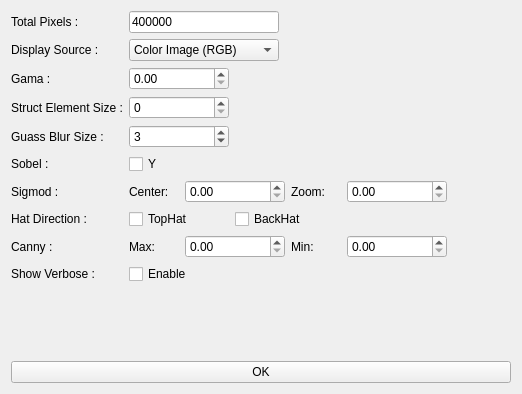
Old version of the form gui/ui/preprocess_control.ui in the repository panderan/IdentityFinder.
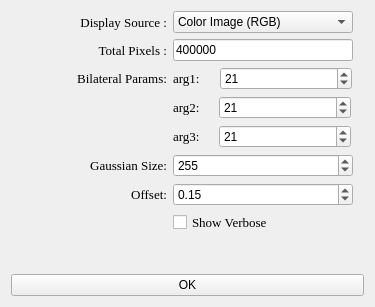
New version of the form.

Patch:
```diff
--- a/gui/ui/preprocess_control.ui
+++ b/gui/ui/preprocess_control.ui
@@ -9,8 +9,8 @@
    <rect>
     <x>0</x>
     <y>0</y>
-    <width>522</width>
-    <height>394</height>
+    <width>375</width>
+    <height>307</height>
    </rect>
   </property>
   <property name="windowTitle">
@@ -18,45 +18,51 @@
   </property>
   <layout class="QVBoxLayout" name="verticalLayout">
    <item>
-    <layout class="QFormLayout" name="paramsLayout">
+    <layout class="QFormLayout" name="layout_params">
+     <property name="sizeConstraint">
+      <enum>QLayout::SetDefaultConstraint</enum>
+     </property>
      <property name="fieldGrowthPolicy">
-      <enum>QFormLayout::ExpandingFieldsGrow</enum>
+      <enum>QFormLayout::FieldsStayAtSizeHint</enum>
+     </property>
+     <property name="rowWrapPolicy">
+      <enum>QFormLayout::DontWrapRows</enum>
+     </property>
+     <property name="labelAlignment">
+      <set>Qt::AlignLeading|Qt::AlignLeft|Qt::AlignVCenter</set>
+     </property>
+     <property name="formAlignment">
+      <set>Qt::AlignHCenter|Qt::AlignTop</set>
+     </property>
+     <property name="leftMargin">
+      <number>0</number>
      </property>
      <item row="0" column="0">
-      <widget class="QLabel" name="label_total_pixels">
-       <property name="text">
-        <string>Total Pixels :</string>
-       </property>
-      </widget>
-     </item>
-     <item row="0" column="1">
-      <widget class="QLineEdit" name="linedit_total_pixels">
-       <property name="sizePolicy">
-        <sizepolicy hsizetype="Minimum" vsizetype="Fixed">
-         <horstretch>0</horstretch>
-         <verstretch>0</verstretch>
-        </sizepolicy>
-       </property>
-       <property name="minimumSize">
-        <size>
-         <width>150</width>
-         <height>0</height>
-        </size>
-       </property>
-       <property name="text">
-        <string>400000</string>
-       </property>
-      </widget>
-     </item>
-     <item row="1" column="0">
       <widget class="QLabel" name="label_display_source">
+       <property name="minimumSize">
+        <size>
+         <width>140</width>
+         <height>0</height>
+        </size>
+       </property>
+       <property name="font">
+        <font>
+         <family>Times New Roman</family>
+         <pointsize>10</pointsize>
+         <weight>50</weight>
+         <bold>false</bold>
+        </font>
+       </property>
        <property name="text">
         <string>Display Source :</string>
        </property>
+       <property name="alignment">
+        <set>Qt::AlignRight|Qt::AlignTrailing|Qt::AlignVCenter</set>
+       </property>
       </widget>
      </item>
-     <item row="1" column="1">
-      <widget class="QComboBox" name="combo_sources">
+     <item row="0" column="1">
+      <widget class="QComboBox" name="combo_source">
        <property name="sizePolicy">
         <sizepolicy hsizetype="Minimum" vsizetype="Fixed">
          <horstretch>0</horstretch>
@@ -65,7 +71,7 @@
        </property>
        <property name="minimumSize">
         <size>
-         <width>150</width>
+         <width>180</width>
          <height>0</height>
         </size>
        </property>
@@ -96,97 +102,161 @@
        </item>
       </widget>
      </item>
+     <item row="1" column="0">
+      <widget class="QLabel" name="label_total_pixels">
+       <property name="minimumSize">
+        <size>
+         <width>140</width>
+         <height>0</height>
+        </size>
+       </property>
+       <property name="font">
+        <font>
+         <family>Times New Roman</family>
+         <pointsize>10</pointsize>
+         <weight>50</weight>
+         <bold>false</bold>
+        </font>
+       </property>
+       <property name="text">
+        <string>Total Pixels :</string>
+       </property>
+       <property name="alignment">
+        <set>Qt::AlignRight|Qt::AlignTrailing|Qt::AlignVCenter</set>
+       </property>
+      </widget>
+     </item>
+     <item row="1" column="1">
+      <widget class="QLineEdit" name="linedit_total_pixels">
+       <property name="sizePolicy">
+        <sizepolicy hsizetype="Minimum" vsizetype="Fixed">
+         <horstretch>0</horstretch>
+         <verstretch>0</verstretch>
+        </sizepolicy>
+       </property>
+       <property name="minimumSize">
+        <size>
+         <width>180</width>
+         <height>0</height>
+        </size>
+       </property>
+       <property name="text">
+        <string>400000</string>
+       </property>
+      </widget>
+     </item>
      <item row="2" column="0">
-      <widget class="QLabel" name="label_gama">
+      <widget class="QLabel" name="label_bilateral_params">
+       <property name="minimumSize">
+        <size>
+         <width>140</width>
+         <height>0</height>
+        </size>
+       </property>
+       <property name="font">
+        <font>
+         <family>Times New Roman</family>
+         <pointsize>10</pointsize>
+         <weight>50</weight>
+         <bold>false</bold>
+        </font>
+       </property>
        <property name="text">
-        <string>Gama :</string>
+        <string>Bilateral Params:</string>
+       </property>
+       <property name="alignment">
+        <set>Qt::AlignRight|Qt::AlignTrailing|Qt::AlignVCenter</set>
        </property>
       </widget>
      </item>
      <item row="2" column="1">
-      <widget class="QDoubleSpinBox" name="spinbox_gama">
-       <property name="sizePolicy">
-        <sizepolicy hsizetype="Minimum" vsizetype="Fixed">
-         <horstretch>0</horstretch>
-         <verstretch>0</verstretch>
-        </sizepolicy>
+      <layout class="QHBoxLayout" name="layout_bilateral_param1" stretch="1,1">
+       <property name="spacing">
+        <number>7</number>
        </property>
-       <property name="minimumSize">
-        <size>
-         <width>100</width>
-         <height>0</height>
-        </size>
+       <property name="sizeConstraint">
+        <enum>QLayout::SetFixedSize</enum>
        </property>
-       <property name="singleStep">
-        <double>0.100000000000000</double>
+       <property name="rightMargin">
+        <number>0</number>
        </property>
-      </widget>
+       <item>
+        <widget class="QLabel" name="label_bilateral_arg1">
+         <property name="sizePolicy">
+          <sizepolicy hsizetype="Fixed" vsizetype="Preferred">
+           <horstretch>0</horstretch>
+           <verstretch>0</verstretch>
+          </sizepolicy>
+         </property>
+         <property name="minimumSize">
+          <size>
+           <width>40</width>
+           <height>0</height>
+          </size>
+         </property>
+         <property name="maximumSize">
+          <size>
+           <width>40</width>
+           <height>16777215</height>
+          </size>
+         </property>
+         <property name="baseSize">
+          <size>
+           <width>0</width>
+           <height>0</height>
+          </size>
+         </property>
+         <property name="font">
+          <font>
+           <family>Times New Roman</family>
+           <pointsize>10</pointsize>
+          </font>
+         </property>
+         <property name="text">
+          <string>arg1:</string>
+         </property>
+        </widget>
+       </item>
+       <item>
+        <widget class="QSpinBox" name="spinbox_bilateral_arg1">
+         <property name="minimumSize">
+          <size>
+           <width>132</width>
+           <height>0</height>
+          </size>
+         </property>
+         <property name="maximumSize">
+          <size>
+           <width>132</width>
+           <height>16777215</height>
+          </size>
+         </property>
+         <property name="minimum">
+          <number>-1</number>
+         </property>
+         <property name="maximum">
+          <number>999</number>
+         </property>
+         <property name="singleStep">
+          <number>1</number>
+         </property>
+         <property name="value">
+          <number>21</number>
+         </property>
+        </widget>
+       </item>
+      </layout>
      </item>
      <item row="3" column="1">
-      <widget class="QSpinBox" name="spinbox_struct_element_size">
-       <property name="sizePolicy">
-        <sizepolicy hsizetype="Minimum" vsizetype="Fixed">
-         <horstretch>0</horstretch>
-         <verstretch>0</verstretch>
-        </sizepolicy>
-       </property>
-       <property name="minimumSize">
-        <size>
-         <width>100</width>
-         <height>0</height>
-        </size>
-       </property>
-       <property name="maximum">
-        <number>1000</number>
-       </property>
-      </widget>
-     </item>
-     <item row="3" column="0">
-      <widget class="QLabel" name="label_struct_element_size">
-       <property name="text">
-        <string>Struct Element Size :</string>
-       </property>
-      </widget>
-     </item>
-     <item row="4" column="0">
-      <widget class="QLabel" name="label_guass_blur_size">
-       <property name="text">
-        <string>Guass Blur Size :</string>
-       </property>
-      </widget>
-     </item>
-     <item row="4" column="1">
-      <widget class="QSpinBox" name="spinbox_guass_blur_size">
-       <property name="sizePolicy">
-        <sizepolicy hsizetype="Minimum" vsizetype="Fixed">
-         <horstretch>0</horstretch>
-         <verstretch>0</verstretch>
-        </sizepolicy>
-       </property>
-       <property name="minimumSize">
-        <size>
-         <width>100</width>
-         <height>0</height>
-        </size>
-       </property>
-       <property name="maximum">
-        <number>1000</number>
-       </property>
-       <property name="singleStep">
-        <number>2</number>
-       </property>
-       <property name="value">
-        <number>3</number>
-       </property>
-      </widget>
-     </item>
-     <item row="8" column="1">
-      <layout class="QHBoxLayout" name="horizontalLayout">
+      <layout class="QHBoxLayout" name="layout_bilateral_param2">
        <property name="sizeConstraint">
-        <enum>QLayout::SetMaximumSize</enum>
+        <enum>QLayout::SetDefaultConstraint</enum>
        </property>
+       <property name="rightMargin">
+        <number>0</number>
+       </property>
        <item>
-        <widget class="QLabel" name="label_canny_max">
+        <widget class="QLabel" name="label_bilateral_arg2">
          <property name="sizePolicy">
           <sizepolicy hsizetype="Fixed" vsizetype="Preferred">
            <horstretch>0</horstretch>
@@ -195,189 +265,134 @@
          </property>
          <property name="minimumSize">
           <size>
-           <width>50</width>
+           <width>40</width>
            <height>0</height>
           </size>
          </property>
-         <property name="text">
-          <string>Max:</string>
-         </property>
-         <property name="alignment">
-          <set>Qt::AlignLeading|Qt::AlignLeft|Qt::AlignVCenter</set>
-         </property>
-        </widget>
-       </item>
-       <item>
-        <widget class="QDoubleSpinBox" name="spinbox_canny_max">
-         <property name="sizePolicy">
-          <sizepolicy hsizetype="Minimum" vsizetype="Fixed">
-           <horstretch>0</horstretch>
-           <verstretch>0</verstretch>
-          </sizepolicy>
-         </property>
-         <property name="minimumSize">
-          <size>
-           <width>100</width>
-           <height>0</height>
-          </size>
-         </property>
          <property name="maximumSize">
           <size>
-           <width>100</width>
+           <width>40</width>
            <height>16777215</height>
           </size>
          </property>
-         <property name="maximum">
-          <double>10.000000000000000</double>
-         </property>
-         <property name="singleStep">
-          <double>0.100000000000000</double>
-         </property>
-        </widget>
-       </item>
-       <item>
-        <widget class="QLabel" name="label_canny_min">
-         <property name="sizePolicy">
-          <sizepolicy hsizetype="Fixed" vsizetype="Preferred">
-           <horstretch>0</horstretch>
-           <verstretch>0</verstretch>
-          </sizepolicy>
-         </property>
-         <property name="minimumSize">
+         <property name="baseSize">
           <size>
-           <width>50</width>
+           <width>0</width>
            <height>0</height>
           </size>
          </property>
+         <property name="font">
+          <font>
+           <family>Times New Roman</family>
+           <pointsize>10</pointsize>
+          </font>
+         </property>
          <property name="text">
-          <string>Min:</string>
+          <string>arg2:</string>
          </property>
-         <property name="alignment">
-          <set>Qt::AlignLeading|Qt::AlignLeft|Qt::AlignVCenter</set>
-         </property>
         </widget>
        </item>
        <item>
-        <widget class="QDoubleSpinBox" name="spinbox_canny_min">
-         <property name="sizePolicy">
-          <sizepolicy hsizetype="Minimum" vsizetype="Fixed">
-           <horstretch>0</horstretch>
-           <verstretch>0</verstretch>
-          </sizepolicy>
-         </property>
+        <widget class="QSpinBox" name="spinbox_bilateral_arg2">
          <property name="minimumSize">
           <size>
-           <width>100</width>
+           <width>132</width>
            <height>0</height>
           </size>
          </property>
          <property name="maximumSize">
           <size>
-           <width>100</width>
+           <width>132</width>
            <height>16777215</height>
           </size>
          </property>
+         <property name="minimum">
+          <number>-1</number>
+         </property>
          <property name="maximum">
-          <double>10.000000000000000</double>
+          <number>999</number>
          </property>
-         <property name="singleStep">
-          <double>0.100000000000000</double>
+         <property name="value">
+          <number>21</number>
          </property>
         </widget>
        </item>
       </layout>
      </item>
-     <item row="8" column="0">
-      <widget class="QLabel" name="label_canny">
+     <item row="5" column="0">
+      <widget class="QLabel" name="label_gaussian_size">
+       <property name="minimumSize">
+        <size>
+         <width>140</width>
+         <height>0</height>
+        </size>
+       </property>
+       <property name="font">
+        <font>
+         <family>Times New Roman</family>
+         <pointsize>10</pointsize>
+         <weight>50</weight>
+         <bold>false</bold>
+        </font>
+       </property>
        <property name="text">
-        <string>Canny :</string>
+        <string>Gaussian Size:</string>
        </property>
+       <property name="alignment">
+        <set>Qt::AlignRight|Qt::AlignTrailing|Qt::AlignVCenter</set>
+       </property>
       </widget>
      </item>
-     <item row="9" column="0">
-      <widget class="QLabel" name="label_show_verbose">
+     <item row="6" column="0">
+      <widget class="QLabel" name="label_offset">
+       <property name="minimumSize">
+        <size>
+         <width>140</width>
+         <height>0</height>
+        </size>
+       </property>
+       <property name="font">
+        <font>
+         <family>Times New Roman</family>
+         <pointsize>10</pointsize>
+         <weight>50</weight>
+         <bold>false</bold>
+        </font>
+       </property>
        <property name="text">
-        <string>Show Verbose :</string>
+        <string>Offset:</string>
        </property>
+       <property name="alignment">
+        <set>Qt::AlignRight|Qt::AlignTrailing|Qt::AlignVCenter</set>
+       </property>
       </widget>
      </item>
-     <item row="9" column="1">
+     <item row="7" column="1">
       <widget class="QCheckBox" name="checkbox_show_verbose">
+       <property name="font">
+        <font>
+         <family>Times New Roman</family>
+         <pointsize>10</pointsize>
+         <weight>50</weight>
+         <bold>false</bold>
+        </font>
+       </property>
        <property name="text">
-        <string>Enable</string>
+        <string>Show Verbose</string>
        </property>
        <property name="checked">
         <bool>false</bool>
        </property>
       </widget>
      </item>
-     <item row="7" column="0">
-      <widget class="QLabel" name="label_hat_direction">
-       <property name="text">
-        <string>Hat Direction :</string>
+     <item row="4" column="1">
+      <layout class="QHBoxLayout" name="layout_bilateral_param3">
+       <property name="rightMargin">
+        <number>0</number>
        </property>
-      </widget>
-     </item>
-     <item row="7" column="1">
-      <layout class="QHBoxLayout" name="layout_hat_options">
-       <property name="sizeConstraint">
-        <enum>QLayout::SetMaximumSize</enum>
-       </property>
        <item>
-        <widget class="QCheckBox" name="checkbox_top_hat">
+        <widget class="QLabel" name="label_bilateral_arg3">
          <property name="sizePolicy">
-          <sizepolicy hsizetype="Preferred" vsizetype="Fixed">
-           <horstretch>0</horstretch>
-           <verstretch>0</verstretch>
-          </sizepolicy>
-         </property>
-         <property name="minimumSize">
-          <size>
-           <width>100</width>
-           <height>0</height>
-          </size>
-         </property>
-         <property name="text">
-          <string>TopHat</string>
-         </property>
-        </widget>
-       </item>
-       <item>
-        <widget class="QCheckBox" name="checkbox_back_hat">
-         <property name="sizePolicy">
-          <sizepolicy hsizetype="Preferred" vsizetype="Fixed">
-           <horstretch>0</horstretch>
-           <verstretch>0</verstretch>
-          </sizepolicy>
-         </property>
-         <property name="minimumSize">
-          <size>
-           <width>100</width>
-           <height>0</height>
-          </size>
-         </property>
-         <property name="text">
-          <string>BackHat</string>
-         </property>
-        </widget>
-       </item>
-      </layout>
-     </item>
-     <item row="6" column="0">
-      <widget class="QLabel" name="label_sigmod">
-       <property name="text">
-        <string>Sigmod :</string>
-       </property>
-      </widget>
-     </item>
-     <item row="6" column="1">
-      <layout class="QHBoxLayout" name="horizontalLayout_copy">
-       <property name="sizeConstraint">
-        <enum>QLayout::SetMaximumSize</enum>
-       </property>
-       <item>
-        <widget class="QLabel" name="label_sigmod_center">
-         <property name="sizePolicy">
           <sizepolicy hsizetype="Fixed" vsizetype="Preferred">
            <horstretch>0</horstretch>
            <verstretch>0</verstretch>
@@ -385,106 +400,110 @@
          </property>
          <property name="minimumSize">
           <size>
-           <width>50</width>
+           <width>40</width>
            <height>0</height>
           </size>
          </property>
-         <property name="text">
-          <string>Center:</string>
-         </property>
-         <property name="alignment">
-          <set>Qt::AlignLeading|Qt::AlignLeft|Qt::AlignVCenter</set>
-         </property>
-        </widget>
-       </item>
-       <item>
-        <widget class="QDoubleSpinBox" name="spinbox_sigmod_center">
-         <property name="sizePolicy">
-          <sizepolicy hsizetype="Minimum" vsizetype="Fixed">
-           <horstretch>0</horstretch>
-           <verstretch>0</verstretch>
-          </sizepolicy>
-         </property>
-         <property name="minimumSize">
-          <size>
-           <width>100</width>
-           <height>0</height>
-          </size>
-         </property>
          <property name="maximumSize">
           <size>
-           <width>100</width>
+           <width>40</width>
            <height>16777215</height>
           </size>
          </property>
-         <property name="maximum">
-          <double>10.000000000000000</double>
-         </property>
-         <property name="singleStep">
-          <double>0.100000000000000</double>
-         </property>
-        </widget>
-       </item>
-       <item>
-        <widget class="QLabel" name="label_sigmod_zoom">
-         <property name="sizePolicy">
-          <sizepolicy hsizetype="Fixed" vsizetype="Preferred">
-           <horstretch>0</horstretch>
-           <verstretch>0</verstretch>
-          </sizepolicy>
-         </property>
-         <property name="minimumSize">
+         <property name="baseSize">
           <size>
-           <width>50</width>
+           <width>0</width>
            <height>0</height>
           </size>
          </property>
+         <property name="font">
+          <font>
+           <family>Times New Roman</family>
+           <pointsize>10</pointsize>
+          </font>
+         </property>
          <property name="text">
-          <string>Zoom:</string>
+          <string>arg3:</string>
          </property>
-         <property name="alignment">
-          <set>Qt::AlignLeading|Qt::AlignLeft|Qt::AlignVCenter</set>
-         </property>
         </widget>
        </item>
        <item>
-        <widget class="QDoubleSpinBox" name="spinbox_sigmod_zoom">
-         <property name="sizePolicy">
-          <sizepolicy hsizetype="Minimum" vsizetype="Fixed">
-           <horstretch>0</horstretch>
-           <verstretch>0</verstretch>
-          </sizepolicy>
-         </property>
+        <widget class="QSpinBox" name="spinbox_bilateral_arg3">
          <property name="minimumSize">
           <size>
-           <width>100</width>
+           <width>132</width>
            <height>0</height>
           </size>
          </property>
          <property name="maximumSize">
           <size>
-           <width>100</width>
+           <width>132</width>
            <height>16777215</height>
           </size>
          </property>
+         <property name="minimum">
+          <number>-1</number>
+         </property>
          <property name="maximum">
-          <double>10.000000000000000</double>
+          <number>999</number>
          </property>
+         <property name="value">
+          <number>21</number>
+         </property>
         </widget>
        </item>
       </layout>
      </item>
-     <item row="5" column="0">
-      <widget class="QLabel" name="label_sobel">
-       <property name="text">
-        <string>Sobel :</string>
-       </property>
-      </widget>
-     </item>
      <item row="5" column="1">
-      <widget class="QCheckBox" name="checkbox_sobel_y">
-       <property name="text">
-        <string>Y</string>
+      <widget class="QSpinBox" name="spinbox_gaussian_size">
+       <property name="sizePolicy">
+        <sizepolicy hsizetype="Minimum" vsizetype="Fixed">
+         <horstretch>0</horstretch>
+         <verstretch>0</verstretch>
+        </sizepolicy>
+       </property>
+       <property name="minimumSize">
+        <size>
+         <width>180</width>
+         <height>0</height>
+        </size>
+       </property>
+       <property name="minimum">
+        <number>3</number>
+       </property>
+       <property name="maximum">
+        <number>1000</number>
+       </property>
+       <property name="value">
+        <number>255</number>
+       </property>
+       <property name="displayIntegerBase">
+        <number>10</number>
+       </property>
+      </widget>
+     </item>
+     <item row="6" column="1">
+      <widget class="QDoubleSpinBox" name="dspinbox_offset">
+       <property name="sizePolicy">
+        <sizepolicy hsizetype="Minimum" vsizetype="Fixed">
+         <horstretch>0</horstretch>
+         <verstretch>0</verstretch>
+        </sizepolicy>
+       </property>
+       <property name="minimumSize">
+        <size>
+         <width>180</width>
+         <height>0</height>
+        </size>
+       </property>
+       <property name="maximum">
+        <double>0.990000000000000</double>
+       </property>
+       <property name="singleStep">
+        <double>0.010000000000000</double>
+       </property>
+       <property name="value">
+        <double>0.150000000000000</double>
        </property>
       </widget>
      </item>
```
